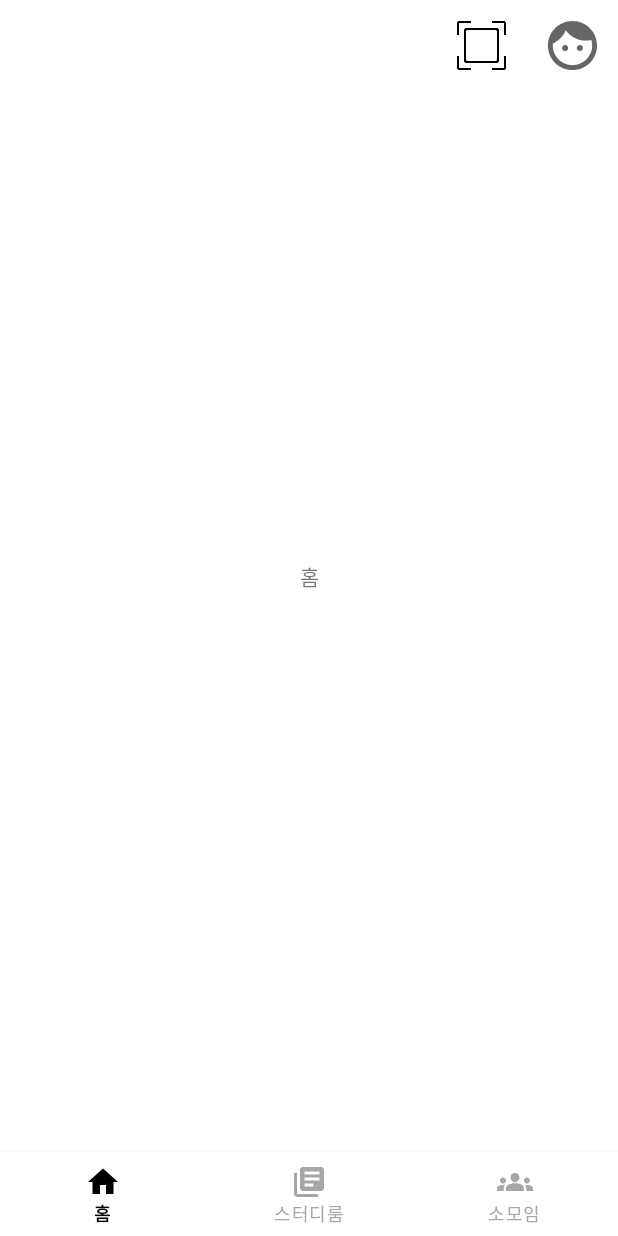
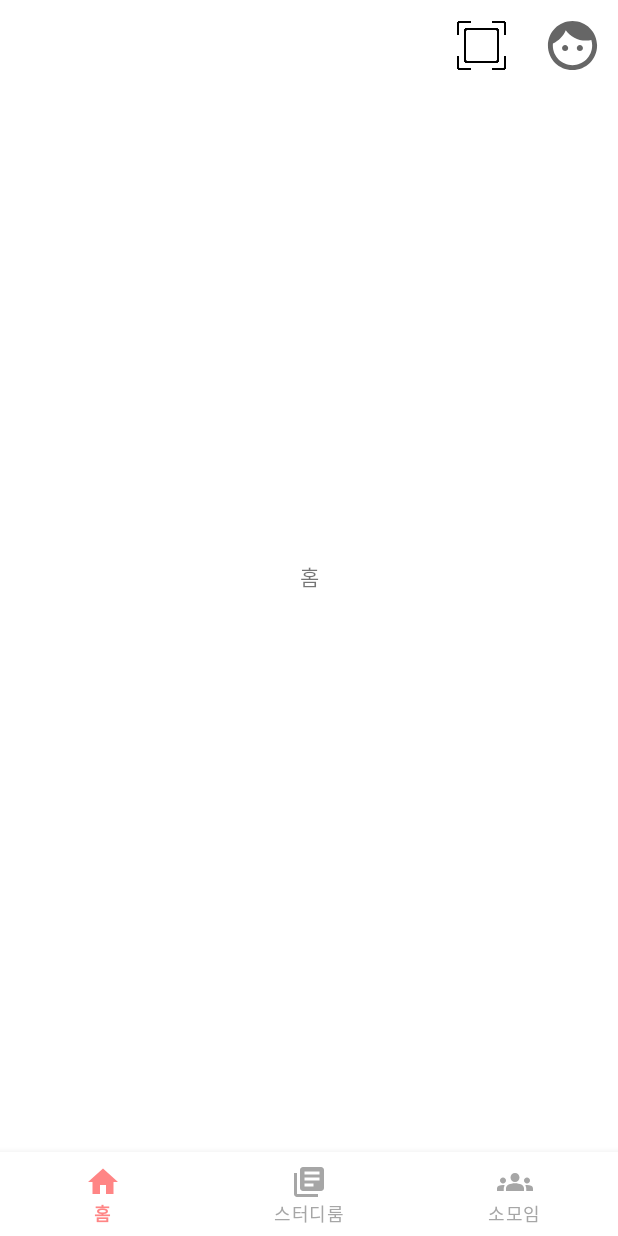
Before and after one commit to bfmeef/moyomoyo, an Android app: the screen it shows after launch (MainActivity), on a phone screen of 412 x 824 dp. Run offline under Robolectric (Android 15) with nearby library versions, the phone set to English and light mode, and no system bars.

Commit message:
feat: 테마 컬러 추가

```diff
--- a/app/src/main/res/drawable/menu_item_color.xml
+++ b/app/src/main/res/drawable/menu_item_color.xml
@@ -3,7 +3,7 @@
 
     <item
         android:state_checked="true"
-        android:color="#000000"/>
+        android:color="#FF8585"/>
 
     <item
         android:state_checked="false"
--- a/app/src/main/res/values-night/themes.xml
+++ b/app/src/main/res/values-night/themes.xml
@@ -2,8 +2,8 @@
     <!-- Base application theme. -->
     <style name="Theme.Moyomoyo" parent="Theme.MaterialComponents.DayNight.DarkActionBar">
         <!-- Primary brand color. -->
-        <item name="colorPrimary">@color/purple_200</item>
-        <item name="colorPrimaryVariant">@color/purple_700</item>
+        <item name="colorPrimary">@color/black</item>
+        <item name="colorPrimaryVariant">@color/black</item>
         <item name="colorOnPrimary">@color/black</item>
         <!-- Secondary brand color. -->
         <item name="colorSecondary">@color/teal_200</item>
--- a/app/src/main/res/values/colors.xml
+++ b/app/src/main/res/values/colors.xml
@@ -7,4 +7,5 @@
     <color name="teal_700">#FF018786</color>
     <color name="black">#FF000000</color>
     <color name="white">#FFFFFFFF</color>
+    <color name="primary_color">#FFD2D2</color>
 </resources>
--- a/app/src/main/res/values/themes.xml
+++ b/app/src/main/res/values/themes.xml
@@ -2,9 +2,9 @@
     <!-- Base application theme. -->
     <style name="Theme.Moyomoyo" parent="Theme.MaterialComponents.DayNight.DarkActionBar">
         <!-- Primary brand color. -->
-        <item name="colorPrimary">@color/purple_500</item>
-        <item name="colorPrimaryVariant">@color/purple_700</item>
-        <item name="colorOnPrimary">@color/white</item>
+        <item name="colorPrimary">@color/primary_color</item>
+        <item name="colorPrimaryVariant">@color/primary_color</item>
+        <item name="colorOnPrimary">@color/primary_color</item>
         <!-- Secondary brand color. -->
         <item name="colorSecondary">@color/teal_200</item>
         <item name="colorSecondaryVariant">@color/teal_700</item>
```
